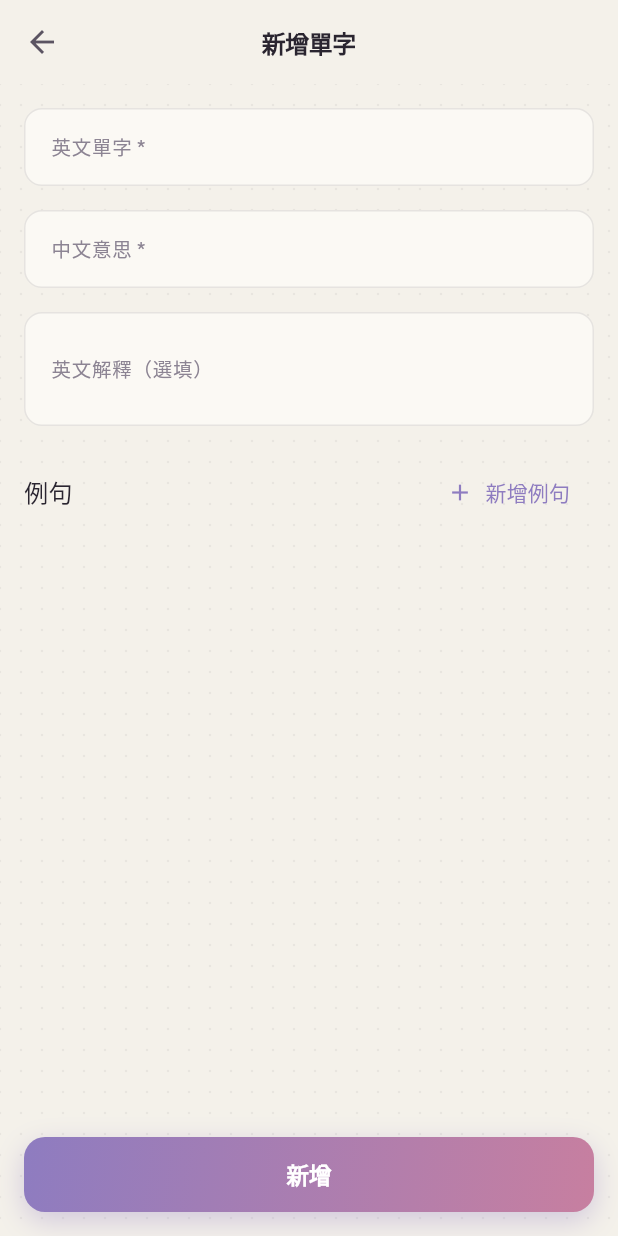
After one commit to steve3816/Word-Learner, a Flutter app: the screen it shows after launch, after a tap on the "add" icon, on a phone screen of 412 x 824 dp. The commit adds this screen. Run offline on Flutter 3.47's test engine with Material 3 defaults, Android fonts, the phone set to English and light mode, and no system bars; our stand-ins replace google_fonts, shared_preferences, sqflite; accounts and stored records are empty.

Commit message:
依照claude design原型修改畫面

```diff
--- /dev/null
+++ b/lib/app_theme.dart
@@ -0,0 +1,307 @@
+import 'package:flutter/material.dart';
+import 'package:google_fonts/google_fonts.dart';
+
+// ── Color tokens (Soft Tech design system) ─────────────────────────────────
+abstract class AppColors {
+  static const cream      = Color(0xFFF4F1EA);
+  static const cream2     = Color(0xFFEBE7DE);
+  static const paper      = Color(0xFFFBF9F4);
+  static const ink        = Color(0xFF2A2530);
+  static const ink2       = Color(0xFF5B5462);
+  static const ink3       = Color(0xFF8C8493);
+  static const line       = Color(0x1A2A2530); // 10% ink
+  static const line2      = Color(0x0D2A2530); // 5% ink
+
+  static const purple     = Color(0xFFC4B5E8);
+  static const purpleDark = Color(0xFF8E7CC0);
+  static const purpleSoft = Color(0xFFEFEAF8);
+
+  static const pink       = Color(0xFFF0C4D4);
+  static const pinkDark   = Color(0xFFC77FA0);
+  static const pinkSoft   = Color(0xFFFAEAF1);
+
+  static const blue       = Color(0xFFA8C5E0);
+  static const blueDark   = Color(0xFF6E97BC);
+  static const blueSoft   = Color(0xFFE5EEF7);
+
+  static const amber      = Color(0xFFF0D4A8);
+  static const amberSoft  = Color(0xFFFAEFDD);
+
+  static const mint       = Color(0xFFB8DDC8);
+  static const mintSoft   = Color(0xFFE6F2EC);
+}
+
+// ── Theme builder ──────────────────────────────────────────────────────────
+ThemeData buildAppTheme() {
+  final base = ThemeData(useMaterial3: true);
+  final textTheme =
+      GoogleFonts.plusJakartaSansTextTheme(base.textTheme).apply(
+    bodyColor: AppColors.ink,
+    displayColor: AppColors.ink,
+  );
+
+  return base.copyWith(
+    colorScheme: const ColorScheme.light(
+      primary: AppColors.purpleDark,
+      onPrimary: Colors.white,
+      secondary: AppColors.pinkDark,
+      onSecondary: Colors.white,
+      surface: AppColors.paper,
+      onSurface: AppColors.ink,
+      onSurfaceVariant: AppColors.ink2,
+      outline: AppColors.line,
+      outlineVariant: AppColors.line2,
+    ),
+    scaffoldBackgroundColor: AppColors.cream,
+    textTheme: textTheme,
+    appBarTheme: AppBarTheme(
+      backgroundColor: AppColors.cream,
+      elevation: 0,
+      scrolledUnderElevation: 0,
+      centerTitle: true,
+      titleTextStyle: GoogleFonts.plusJakartaSans(
+        color: AppColors.ink,
+        fontSize: 16,
+        fontWeight: FontWeight.w700,
+        letterSpacing: -0.3,
+      ),
+      iconTheme: const IconThemeData(color: AppColors.ink2),
+    ),
+    cardTheme: const CardThemeData(
+      color: AppColors.paper,
+      elevation: 0,
+      shadowColor: Colors.transparent,
+      shape: RoundedRectangleBorder(
+        borderRadius: BorderRadius.all(Radius.circular(18)),
+        side: BorderSide(color: AppColors.line2),
+      ),
+    ),
+    inputDecorationTheme: InputDecorationTheme(
+      filled: true,
+      fillColor: AppColors.paper,
+      labelStyle: const TextStyle(color: AppColors.ink3, fontSize: 13),
+      hintStyle: const TextStyle(color: AppColors.ink3),
+      contentPadding:
+          const EdgeInsets.symmetric(horizontal: 14, vertical: 14),
+      border: OutlineInputBorder(
+        borderRadius: BorderRadius.circular(12),
+        borderSide: const BorderSide(color: AppColors.line),
+      ),
+      enabledBorder: OutlineInputBorder(
+        borderRadius: BorderRadius.circular(12),
+        borderSide: const BorderSide(color: AppColors.line),
+      ),
+      focusedBorder: OutlineInputBorder(
+        borderRadius: BorderRadius.circular(12),
+        borderSide: const BorderSide(color: AppColors.purpleDark, width: 1.5),
+      ),
+      errorBorder: OutlineInputBorder(
+        borderRadius: BorderRadius.circular(12),
+        borderSide: const BorderSide(color: AppColors.pinkDark),
+      ),
+      focusedErrorBorder: OutlineInputBorder(
+        borderRadius: BorderRadius.circular(12),
+        borderSide:
+            const BorderSide(color: AppColors.pinkDark, width: 1.5),
+      ),
+    ),
+    elevatedButtonTheme: ElevatedButtonThemeData(
+      style: ElevatedButton.styleFrom(
+        backgroundColor: AppColors.purpleDark,
+        foregroundColor: Colors.white,
+        elevation: 0,
+        shadowColor: Colors.transparent,
+        shape:
+            RoundedRectangleBorder(borderRadius: BorderRadius.circular(14)),
+        minimumSize: const Size(double.infinity, 50),
+        textStyle: GoogleFonts.plusJakartaSans(
+          fontSize: 15,
+          fontWeight: FontWeight.w700,
+          letterSpacing: -0.1,
+        ),
+      ),
+    ),
+    textButtonTheme: TextButtonThemeData(
+      style: TextButton.styleFrom(foregroundColor: AppColors.purpleDark),
+    ),
+    floatingActionButtonTheme: const FloatingActionButtonThemeData(
+      backgroundColor: AppColors.purpleDark,
+      foregroundColor: Colors.white,
+      elevation: 0,
+      focusElevation: 0,
+      hoverElevation: 0,
+      shape: RoundedRectangleBorder(
+        borderRadius: BorderRadius.all(Radius.circular(18)),
+      ),
+    ),
+    listTileTheme: const ListTileThemeData(
+      titleTextStyle: TextStyle(
+        color: AppColors.ink,
+        fontSize: 15,
+        fontWeight: FontWeight.w700,
+        letterSpacing: -0.2,
+      ),
+      subtitleTextStyle: TextStyle(
+        color: AppColors.ink2,
+        fontSize: 13,
+        fontWeight: FontWeight.w500,
+      ),
+    ),
+    dividerTheme: const DividerThemeData(color: AppColors.line2),
+    expansionTileTheme: const ExpansionTileThemeData(
+      iconColor: AppColors.ink3,
+      collapsedIconColor: AppColors.ink3,
+      textColor: AppColors.ink,
+      collapsedTextColor: AppColors.ink,
+    ),
+    snackBarTheme: SnackBarThemeData(
+      backgroundColor: AppColors.ink,
+      contentTextStyle: GoogleFonts.plusJakartaSans(
+        color: AppColors.paper,
+        fontSize: 14,
+      ),
+    ),
+    iconButtonTheme: IconButtonThemeData(
+      style: IconButton.styleFrom(foregroundColor: AppColors.ink2),
+    ),
+    radioTheme: RadioThemeData(
+      fillColor: WidgetStateProperty.resolveWith(
+        (states) => states.contains(WidgetState.selected)
+            ? AppColors.purpleDark
+            : AppColors.ink3,
+      ),
+    ),
+  );
+}
+
+// ── Dot grid background ─────────────────────────────────────────────────────
+class _DotGridPainter extends CustomPainter {
+  const _DotGridPainter();
+
+  @override
+  void paint(Canvas canvas, Size size) {
+    final paint = Paint()
+      ..color = const Color(0xFF2A2530).withValues(alpha: 0.06)
+      ..style = PaintingStyle.fill;
+    const spacing = 14.0;
+    const r = 0.8;
+    for (double x = 0; x <= size.width + spacing; x += spacing) {
+      for (double y = 0; y <= size.height + spacing; y += spacing) {
+        canvas.drawCircle(Offset(x, y), r, paint);
+      }
+    }
+  }
+
+  @override
+  bool shouldRepaint(covariant CustomPainter _) => false;
+}
+
+/// Wraps [child] with a cream + dot-grid painted background.
+class DotGridBackground extends StatelessWidget {
+  final Widget child;
+  const DotGridBackground({super.key, required this.child});
+
+  @override
+  Widget build(BuildContext context) {
+    return CustomPaint(painter: const _DotGridPainter(), child: child);
+  }
+}
+
+// ── Gradient primary button (full-width) ────────────────────────────────────
+class GradientButton extends StatelessWidget {
+  final VoidCallback? onPressed;
+  final Widget child;
+  final double height;
+
+  const GradientButton({
+    super.key,
+    required this.onPressed,
+    required this.child,
+    this.height = 50,
+  });
+
+  @override
+  Widget build(BuildContext context) {
+    return SizedBox(
+      width: double.infinity,
+      height: height,
+      child: DecoratedBox(
+        decoration: BoxDecoration(
+          gradient: const LinearGradient(
+            begin: Alignment.topLeft,
+            end: Alignment.bottomRight,
+            colors: [AppColors.purpleDark, AppColors.pinkDark],
+          ),
+          borderRadius: BorderRadius.circular(14),
+          boxShadow: [
+            BoxShadow(
+              color: AppColors.purpleDark.withValues(alpha: 0.35),
+              blurRadius: 16,
+              offset: const Offset(0, 6),
+            ),
+          ],
+        ),
+        child: Material(
+          type: MaterialType.transparency,
+          borderRadius: BorderRadius.circular(14),
+          clipBehavior: Clip.antiAlias,
+          child: InkWell(
+            onTap: onPressed,
+            child: Center(
+              child: DefaultTextStyle.merge(
+                style: const TextStyle(
+                  color: Colors.white,
+                  fontSize: 15,
+                  fontWeight: FontWeight.w700,
+                  letterSpacing: -0.1,
+                ),
+                child: child,
+              ),
+            ),
+          ),
+        ),
+      ),
+    );
+  }
+}
+
+// ── Gradient FAB ────────────────────────────────────────────────────────────
+class GradientFAB extends StatelessWidget {
+  final VoidCallback? onPressed;
+  final Widget child;
+
+  const GradientFAB({super.key, required this.onPressed, required this.child});
+
+  @override
+  Widget build(BuildContext context) {
+    return DecoratedBox(
+      decoration: BoxDecoration(
+        gradient: const LinearGradient(
+          begin: Alignment.topLeft,
+          end: Alignment.bottomRight,
+          colors: [AppColors.purpleDark, AppColors.pinkDark],
+        ),
+        borderRadius: BorderRadius.circular(18),
+        boxShadow: [
+          BoxShadow(
+            color: AppColors.purpleDark.withValues(alpha: 0.45),
+            blurRadius: 24,
+            offset: const Offset(0, 10),
+          ),
+        ],
+      ),
+      child: FloatingActionButton(
+        onPressed: onPressed,
+        backgroundColor: Colors.transparent,
+        foregroundColor: Colors.white,
+        elevation: 0,
+        focusElevation: 0,
+        hoverElevation: 0,
+        highlightElevation: 0,
+        shape: RoundedRectangleBorder(
+            borderRadius: BorderRadius.circular(18)),
+        child: child,
+      ),
+    );
+  }
+}
--- a/lib/main.dart
+++ b/lib/main.dart
@@ -1,4 +1,5 @@
 import 'package:flutter/material.dart';
+import 'app_theme.dart';
 import 'screens/word_list_screen.dart';
 
 void main() {
@@ -12,10 +13,7 @@ class MyApp extends StatelessWidget {
   Widget build(BuildContext context) {
     return MaterialApp(
       title: '單字本',
-      theme: ThemeData(
-        colorScheme: ColorScheme.fromSeed(seedColor: Colors.indigo),
-        useMaterial3: true,
-      ),
+      theme: buildAppTheme(),
       home: const WordListScreen(),
     );
   }
--- a/lib/screens/add_word_screen.dart
+++ b/lib/screens/add_word_screen.dart
@@ -1,4 +1,5 @@
 import 'package:flutter/material.dart';
+import '../app_theme.dart';
 import '../database/db_helper.dart';
 import '../models/word.dart';
 import '../services/ai_service.dart';
@@ -276,7 +277,8 @@ class _AddWordScreenState extends State<AddWordScreen> {
       appBar: AppBar(
         title: Text(widget.word == null ? '新增單字' : '編輯單字'),
       ),
-      body: Form(
+      body: DotGridBackground(
+        child: Form(
           key: _formKey,
           child: Column(
             children: [
@@ -286,10 +288,7 @@ class _AddWordScreenState extends State<AddWordScreen> {
                   children: [
                     TextFormField(
                       controller: _englishCtrl,
-              decoration: const InputDecoration(
-                labelText: '英文單字 *',
-                border: OutlineInputBorder(),
-              ),
+                      decoration: const InputDecoration(labelText: '英文單字 *'),
                       validator: (v) =>
                           (v == null || v.trim().isEmpty) ? '請輸入英文單字' : null,
                     ),
@@ -300,12 +299,11 @@ class _AddWordScreenState extends State<AddWordScreen> {
                         Expanded(
                           child: TextFormField(
                             controller: _chineseCtrl,
-                    decoration: const InputDecoration(
-                      labelText: '中文意思 *',
-                      border: OutlineInputBorder(),
-                    ),
-                    validator: (v) =>
-                        (v == null || v.trim().isEmpty) ? '請輸入中文意思' : null,
+                            decoration:
+                                const InputDecoration(labelText: '中文意思 *'),
+                            validator: (v) => (v == null || v.trim().isEmpty)
+                                ? '請輸入中文意思'
+                                : null,
                           ),
                         ),
                         if (_aiService != null) ...[
@@ -328,9 +326,7 @@ class _AddWordScreenState extends State<AddWordScreen> {
                           child: TextFormField(
                             controller: _explanationCtrl,
                             decoration: const InputDecoration(
-                      labelText: '英文解釋（選填）',
-                      border: OutlineInputBorder(),
-                    ),
+                                labelText: '英文解釋（選填）'),
                             maxLines: 2,
                           ),
                         ),
@@ -351,7 +347,8 @@ class _AddWordScreenState extends State<AddWordScreen> {
                       children: [
                         const Text(
                           '例句',
-                  style: TextStyle(fontSize: 16, fontWeight: FontWeight.w500),
+                          style: TextStyle(
+                              fontSize: 16, fontWeight: FontWeight.w500),
                         ),
                         const Spacer(),
                         TextButton.icon(
@@ -371,17 +368,15 @@ class _AddWordScreenState extends State<AddWordScreen> {
               ),
               Padding(
                 padding: const EdgeInsets.fromLTRB(16, 0, 16, 16),
-        child: SizedBox(
-          width: double.infinity,
-          child: ElevatedButton(
+                child: GradientButton(
                   onPressed: _save,
                   child: Text(widget.word == null ? '新增' : '儲存'),
-          ),
                 ),
               ),
             ],
           ),
         ),
+      ),
     );
   }
 }
--- a/lib/screens/quiz_screen.dart
+++ b/lib/screens/quiz_screen.dart
@@ -1,5 +1,6 @@
 import 'dart:math';
 import 'package:flutter/material.dart';
+import '../app_theme.dart';
 import '../database/db_helper.dart';
 import '../models/word.dart';
 
@@ -147,7 +148,9 @@ class _QuizScreenState extends State<QuizScreen> {
     if (_questions.isEmpty) {
       return Scaffold(
         appBar: AppBar(title: const Text('複習')),
-        body: const Center(child: Text('單字不足，請先新增更多單字。')),
+        body: const DotGridBackground(
+          child: Center(child: Text('單字不足，請先新增更多單字。')),
+        ),
       );
     }
 
@@ -160,7 +163,8 @@ class _QuizScreenState extends State<QuizScreen> {
       appBar: AppBar(
         title: Text('複習 ${_current + 1} / ${_questions.length}'),
       ),
-      body: Padding(
+      body: DotGridBackground(
+        child: Padding(
           padding: const EdgeInsets.all(24),
           child: Column(
             crossAxisAlignment: CrossAxisAlignment.stretch,
@@ -188,10 +192,11 @@ class _QuizScreenState extends State<QuizScreen> {
                 autofocus: true,
                 decoration: InputDecoration(
                   labelText: '你的答案',
-                border: const OutlineInputBorder(),
                   filled: _answered,
                   fillColor: _answered
-                    ? (_isCorrect ? Colors.green.shade50 : Colors.red.shade50)
+                      ? (_isCorrect
+                          ? AppColors.mintSoft
+                          : AppColors.pinkSoft)
                       : null,
                 ),
                 onSubmitted: _answered ? null : (_) => _submit(),
@@ -202,13 +207,14 @@ class _QuizScreenState extends State<QuizScreen> {
                   children: [
                     Icon(
                       _isCorrect ? Icons.check_circle : Icons.cancel,
-                    color: _isCorrect ? Colors.green : Colors.red,
+                      color: _isCorrect ? AppColors.mint : AppColors.pinkDark,
                     ),
                     const SizedBox(width: 8),
                     Text(
                       _isCorrect ? '正確！' : '正確答案：${question.answer}',
                       style: TextStyle(
-                      color: _isCorrect ? Colors.green : Colors.red,
+                        color:
+                            _isCorrect ? AppColors.mint : AppColors.pinkDark,
                         fontWeight: FontWeight.bold,
                       ),
                     ),
@@ -217,15 +223,16 @@ class _QuizScreenState extends State<QuizScreen> {
               ],
               const Spacer(),
               if (!_answered)
-              ElevatedButton(onPressed: _submit, child: const Text('送出'))
+                GradientButton(onPressed: _submit, child: const Text('送出'))
               else
-              ElevatedButton(
+                GradientButton(
                   onPressed: _next,
                   child: Text(
                     _current + 1 >= _questions.length ? '查看結果' : '下一題',
                   ),
                 ),
             ],
+          ),
         ),
       ),
     );
@@ -236,14 +243,18 @@ class _QuizScreenState extends State<QuizScreen> {
     final percent = _correct / total;
     return Scaffold(
       appBar: AppBar(title: const Text('複習結果')),
-      body: Center(
+      body: DotGridBackground(
+        child: Padding(
+          padding: const EdgeInsets.symmetric(horizontal: 32),
           child: Column(
             mainAxisAlignment: MainAxisAlignment.center,
+            crossAxisAlignment: CrossAxisAlignment.stretch,
             children: [
               Text(
                 '$_correct / $total',
                 style: const TextStyle(
                     fontSize: 64, fontWeight: FontWeight.bold),
+                textAlign: TextAlign.center,
               ),
               const SizedBox(height: 8),
               Text(
@@ -253,15 +264,17 @@ class _QuizScreenState extends State<QuizScreen> {
                         ? '不錯！繼續加油'
                         : '再多複習幾次吧',
                 style: const TextStyle(fontSize: 20, color: Colors.grey),
+                textAlign: TextAlign.center,
               ),
               const SizedBox(height: 40),
-            ElevatedButton(
+              GradientButton(
                 onPressed: () => Navigator.pop(context),
                 child: const Text('回到單字本'),
               ),
             ],
           ),
         ),
+      ),
     );
   }
 }
--- a/lib/screens/settings_screen.dart
+++ b/lib/screens/settings_screen.dart
@@ -1,4 +1,5 @@
 import 'package:flutter/material.dart';
+import '../app_theme.dart';
 import '../services/ai_service.dart';
 import '../services/settings_service.dart';
 
@@ -87,7 +88,8 @@ class _SettingsScreenState extends State<SettingsScreen> {
     }
     return Scaffold(
       appBar: AppBar(title: const Text('設定')),
-      body: Column(
+      body: DotGridBackground(
+        child: Column(
           children: [
             Expanded(
               child: ListView(
@@ -96,7 +98,8 @@ class _SettingsScreenState extends State<SettingsScreen> {
                   ExpansionTile(
                     title: const Text(
                       '選擇 AI 提供者',
-                    style: TextStyle(fontSize: 16, fontWeight: FontWeight.bold),
+                      style:
+                          TextStyle(fontSize: 16, fontWeight: FontWeight.bold),
                     ),
                     tilePadding: EdgeInsets.zero,
                     children: [
@@ -123,7 +126,8 @@ class _SettingsScreenState extends State<SettingsScreen> {
                   ExpansionTile(
                     title: const Text(
                       'API Keys',
-                    style: TextStyle(fontSize: 16, fontWeight: FontWeight.bold),
+                      style:
+                          TextStyle(fontSize: 16, fontWeight: FontWeight.bold),
                     ),
                     tilePadding: EdgeInsets.zero,
                     children: [
@@ -136,15 +140,14 @@ class _SettingsScreenState extends State<SettingsScreen> {
                             obscureText: _obscured[p]!,
                             decoration: InputDecoration(
                               labelText: '${p.displayName} API Key',
-                            border: const OutlineInputBorder(),
                               suffixIcon: IconButton(
                                 icon: Icon(
                                   _obscured[p]!
                                       ? Icons.visibility
                                       : Icons.visibility_off,
                                 ),
-                              onPressed: () =>
-                                  setState(() => _obscured[p] = !_obscured[p]!),
+                                onPressed: () => setState(
+                                    () => _obscured[p] = !_obscured[p]!),
                               ),
                             ),
                           ),
@@ -155,7 +158,8 @@ class _SettingsScreenState extends State<SettingsScreen> {
                   ExpansionTile(
                     title: const Text(
                       'AI 提示詞設定',
-                    style: TextStyle(fontSize: 16, fontWeight: FontWeight.bold),
+                      style:
+                          TextStyle(fontSize: 16, fontWeight: FontWeight.bold),
                     ),
                     tilePadding: EdgeInsets.zero,
                     children: [
@@ -188,9 +192,6 @@ class _SettingsScreenState extends State<SettingsScreen> {
                                 const SizedBox(height: 4),
                                 TextField(
                                   controller: _promptControllers[field],
-                                decoration: const InputDecoration(
-                                  border: OutlineInputBorder(),
-                                ),
                                   maxLines: 4,
                                 ),
                               ],
@@ -203,15 +204,13 @@ class _SettingsScreenState extends State<SettingsScreen> {
             ),
             Padding(
               padding: const EdgeInsets.fromLTRB(16, 8, 16, 16),
-            child: SizedBox(
-              width: double.infinity,
-              child: ElevatedButton(
+              child: GradientButton(
                 onPressed: _save,
                 child: const Text('儲存'),
               ),
             ),
+          ],
         ),
-        ],
       ),
     );
   }
--- a/lib/screens/word_list_screen.dart
+++ b/lib/screens/word_list_screen.dart
@@ -1,4 +1,5 @@
 import 'package:flutter/material.dart';
+import '../app_theme.dart';
 import '../database/db_helper.dart';
 import '../models/word.dart';
 import 'add_word_screen.dart';
@@ -59,12 +60,10 @@ class _WordListScreenState extends State<WordListScreen> {
           ),
         ],
       ),
-      body: _words.isEmpty
+      body: DotGridBackground(
+        child: _words.isEmpty
             ? const Center(
-              child: Text(
-                '還沒有單字，點 + 新增吧！',
-                style: TextStyle(color: Colors.grey),
-              ),
+                child: Text('還沒有單字，點 + 新增吧！'),
               )
             : ListView.builder(
                 itemCount: _words.length,
@@ -74,17 +73,14 @@ class _WordListScreenState extends State<WordListScreen> {
                     key: Key('word_${word.id}'),
                     direction: DismissDirection.endToStart,
                     background: Container(
-                    color: Colors.red,
+                      color: AppColors.pinkDark,
                       alignment: Alignment.centerRight,
                       padding: const EdgeInsets.only(right: 16),
                       child: const Icon(Icons.delete, color: Colors.white),
                     ),
                     onDismissed: (_) => _deleteWord(word.id!),
                     child: ListTile(
-                    title: Text(
-                      word.english,
-                      style: const TextStyle(fontWeight: FontWeight.bold),
-                    ),
+                      title: Text(word.english),
                       subtitle: Text(word.chinese),
                       onTap: () async {
                         await Navigator.push(
@@ -99,7 +95,8 @@ class _WordListScreenState extends State<WordListScreen> {
                   );
                 },
               ),
-      floatingActionButton: FloatingActionButton(
+      ),
+      floatingActionButton: GradientFAB(
         onPressed: () async {
           await Navigator.push(
             context,
--- a/pubspec.yaml
+++ b/pubspec.yaml
@@ -36,6 +36,7 @@ dependencies:
   path: ^1.9.0
   http: ^1.2.2
   shared_preferences: ^2.3.2
+  google_fonts: ^6.2.1
 
 dev_dependencies:
   flutter_test:
```
Also changed, not shown: pubspec.lock, 2 other files. Lines whose indentation alone changed are shown as unchanged.
